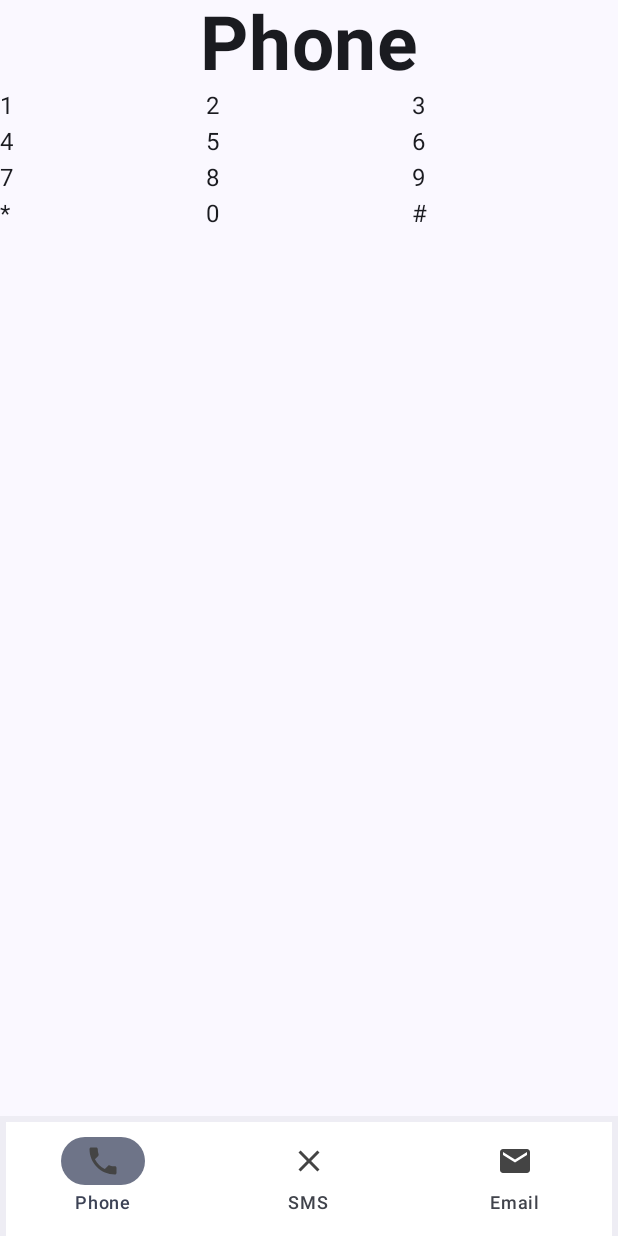
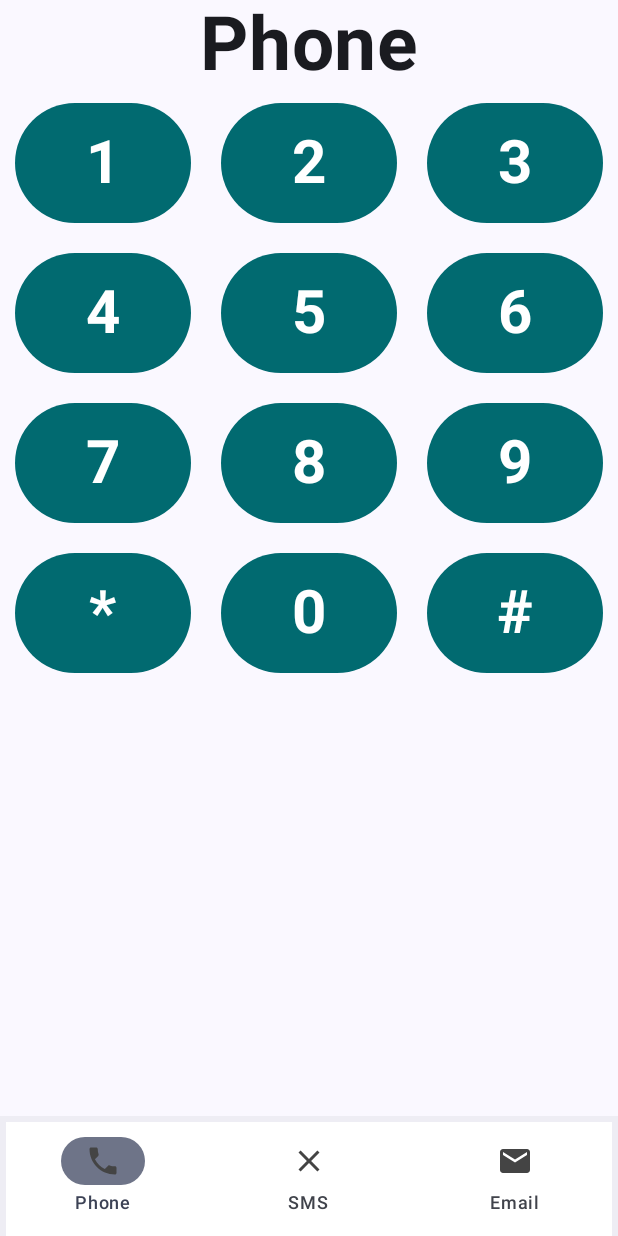
Before and after one commit to jamirou/IntentsApp, an Android app built with Jetpack Compose: the screen it shows after launch (MainActivity), on a phone screen of 412 x 824 dp. Run offline under Robolectric (Android 15) with nearby library versions, the phone set to English and light mode, and no system bars.

Commit message:
added numeric pad inside the grid content

```diff
--- /dev/null
+++ b/app/src/main/java/com/jamirodev/intentsapp/components/CircleNumber.kt
@@ -0,0 +1,36 @@
+package com.jamirodev.intentsapp.components
+
+import androidx.compose.foundation.background
+import androidx.compose.foundation.clickable
+import androidx.compose.foundation.layout.Box
+import androidx.compose.foundation.layout.padding
+import androidx.compose.foundation.layout.size
+import androidx.compose.foundation.shape.CircleShape
+import androidx.compose.material3.Text
+import androidx.compose.runtime.Composable
+import androidx.compose.ui.Alignment
+import androidx.compose.ui.Modifier
+import androidx.compose.ui.draw.clip
+import androidx.compose.ui.graphics.Color
+import androidx.compose.ui.text.font.FontWeight
+import androidx.compose.ui.unit.dp
+import androidx.compose.ui.unit.sp
+
+@Composable
+fun CircleNumber(number: String, onClick: () -> Unit) {
+    Box(modifier = Modifier
+        .size(100.dp)
+        .padding(10.dp)
+        .clip(CircleShape)
+        .background(Color(0xFF016A70))
+        .clickable { onClick() },
+        contentAlignment = Alignment.Center
+    ) {
+        Text(
+            text = number,
+            color = Color.White,
+            fontSize = 40.sp,
+            fontWeight = FontWeight.Bold
+        )
+    }
+}
--- a/app/src/main/java/com/jamirodev/intentsapp/views/PhoneView.kt
+++ b/app/src/main/java/com/jamirodev/intentsapp/views/PhoneView.kt
@@ -9,6 +9,7 @@ import androidx.compose.runtime.Composable
 import androidx.compose.ui.Alignment
 import androidx.compose.ui.text.font.FontWeight
 import androidx.compose.ui.unit.sp
+import com.jamirodev.intentsapp.components.CircleNumber
 
 @Composable
 fun PhoneView() {
@@ -22,7 +23,9 @@ fun PhoneView() {
         )
         LazyVerticalGrid(columns = GridCells.Fixed(3)) {
             items(items) { item ->
-                Text(text = item)
+                CircleNumber(number = item) {
+
+                }
             }
         }
     }
```
